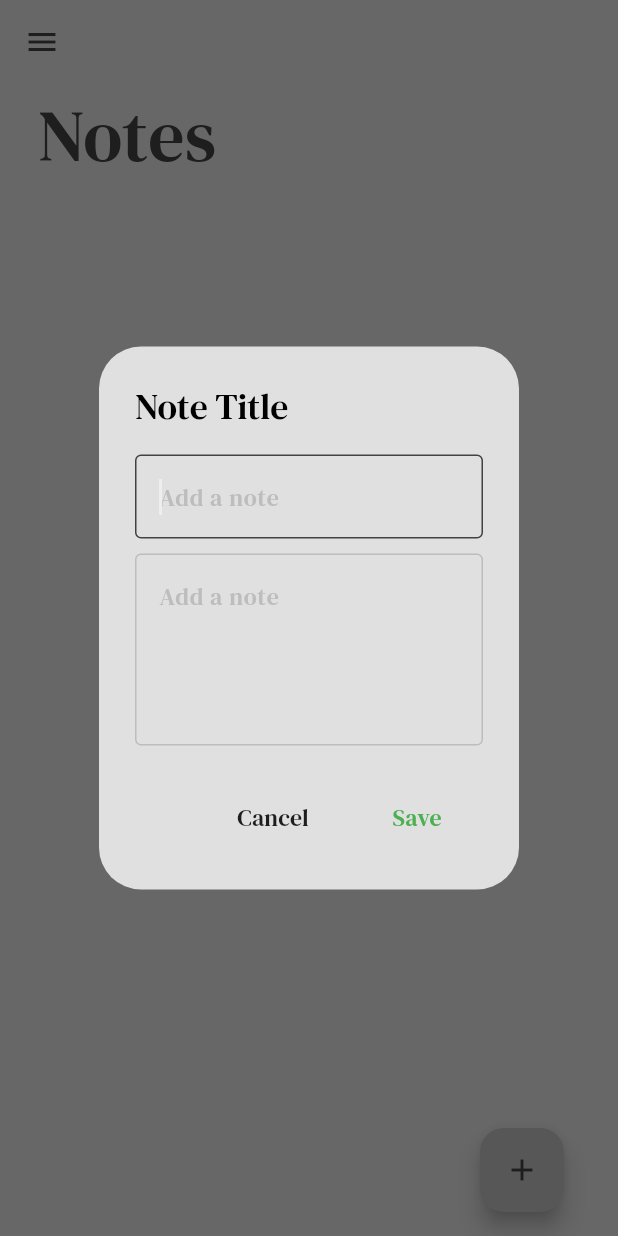
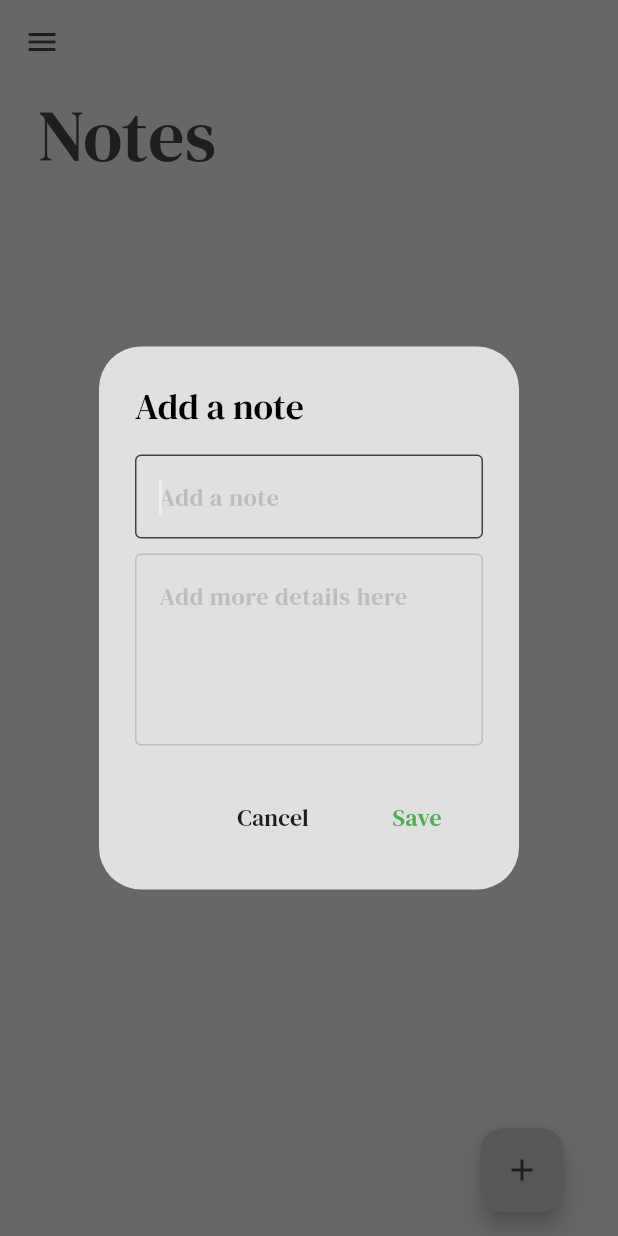
Before and after one commit to iktiarnazib/Notes-App, a Flutter app: the screen it shows after launch, after a tap on the "arrow forward" icon, after a tap on the "add" icon, on a phone screen of 412 x 824 dp. Run offline on Flutter 3.47's test engine with Material 3 defaults, Android fonts, the phone set to English and light mode, and no system bars; our stand-ins replace drift, flutter_riverpod, google_fonts, popover, shared_preferences; accounts and stored records are empty; generated files the repository leaves out were written again; project files that could hold a hidden picture were left out.

Commit message:
Details page has now has access to the notes databases subtext and add note has the option to give the subtext for the note details page

```diff
--- a/lib/components/note_tile.dart
+++ b/lib/components/note_tile.dart
@@ -38,10 +38,13 @@ class NoteTile extends StatelessWidget {
               Text(
                 text,
                 style: TextStyle(
+                  fontFamily: 'DMSerifText',
                   fontWeight: FontWeight.w500,
                   color: Theme.of(context).colorScheme.inversePrimary,
                   fontSize: 16,
                 ),
+                maxLines: 1,
+                overflow: TextOverflow.ellipsis,
               ),
               SizedBox(height: 3),
               Text(
--- a/lib/models/note_database.dart
+++ b/lib/models/note_database.dart
@@ -46,7 +46,7 @@ class NoteNotifier extends StateNotifier<List<Note>> {
         .insert(
           NotesCompanion.insert(
             noteText: noteText,
-            noteSubText: noteSubText as Value<String>,
+            noteSubText: Value(noteSubText),
             timestamp: Value(DateTime.now()), // ← explicitly pass current time
           ),
         );
--- a/lib/pages/notes_page.dart
+++ b/lib/pages/notes_page.dart
@@ -27,7 +27,7 @@ class _NotesPageState extends ConsumerState<NotesPage> {
           builder: (BuildContext context, setState) {
             return AlertDialog(
               title: Text(
-                'Note Title',
+                'Add a note',
                 style: TextStyle(
                   fontFamily: "DMSerifText",
                   fontStyle: FontStyle.normal,
@@ -42,7 +42,7 @@ class _NotesPageState extends ConsumerState<NotesPage> {
                     //max line 5
                     //keyboardinput inputtextype multiline
                     minLines: 1,
-                    maxLines: 5,
+                    maxLines: 3,
                     keyboardType: TextInputType.multiline,
                     controller: titleController,
                     autofocus: true,
@@ -78,10 +78,10 @@ class _NotesPageState extends ConsumerState<NotesPage> {
                     minLines: 4,
                     maxLines: 6,
                     keyboardType: TextInputType.multiline,
-                    controller: titleController,
+                    controller: descriptionController,
                     autofocus: true,
                     decoration: InputDecoration(
-                      hintText: 'Add a note',
+                      hintText: 'Add more details here',
                       hintStyle: TextStyle(
                         fontFamily: 'DMSerifText',
                         color: Theme.of(context).colorScheme.secondary,
@@ -142,6 +142,7 @@ class _NotesPageState extends ConsumerState<NotesPage> {
                           );
                       Navigator.pop(context);
                       titleController.clear();
+                      descriptionController.clear();
                       errorText = '';
                     }
                   },
@@ -319,7 +320,7 @@ class _NotesPageState extends ConsumerState<NotesPage> {
                         ),
 
                         text: notes[index].noteText,
-                        subText: notes[index].noteText,
+                        subText: notes[index].noteSubText,
                         timestamp: notes[index].timestamp,
                         onEditPressed: () {
                           onEditPressed(notes[index].id, notes[index].noteText);
```
Also changed, not shown: lib/pages/note_detail_page.dart (+12 -6 lines).
